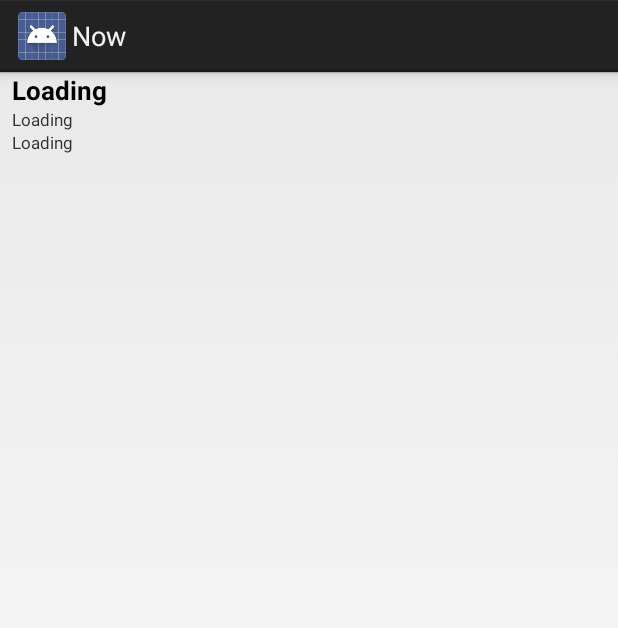
After one commit to austinscchiang/leeway, an Android app: the layout concert_list_item_layout.xml on its own in the app's theme, with its tools: preview values and no code run, on a phone screen of 412 x 824 dp. The commit adds this screen. Shown: the top 628 px of the screen. Run offline under Robolectric (Android 15) with nearby library versions, the phone set to English and light mode, and no system bars.

Commit message:
added concert list

```diff
--- a/app/src/main/AndroidManifest.xml
+++ b/app/src/main/AndroidManifest.xml
@@ -26,6 +26,11 @@
         </activity>
 
         <activity
+            android:name="com.ac.austin.now.PickConcerts"
+            android:label="Concerts and Live Music">
+        </activity>
+
+        <activity
             android:name="com.ac.austin.now.PickHackathons"
             android:label="Hackathons">
         </activity>
--- a/app/src/main/java/com/ac/austin/now/MainActivity.java
+++ b/app/src/main/java/com/ac/austin/now/MainActivity.java
@@ -48,7 +48,7 @@ public class MainActivity extends Activity
                         intent = new Intent(getApplicationContext(), PickMovies.class);
                         break;
                     case 1:
-                        intent = new Intent(getApplicationContext(), PickMovies.class);
+                        intent = new Intent(getApplicationContext(), PickConcerts.class);
                         break;
                     case 2:
                         intent = new Intent(getApplicationContext(), PickMovies.class);
--- /dev/null
+++ b/app/src/main/res/layout/concert_list_item_layout.xml
@@ -0,0 +1,53 @@
+<?xml version="1.0" encoding="utf-8"?>
+
+<RelativeLayout xmlns:android="http://schemas.android.com/apk/res/android"
+    android:orientation="vertical" android:layout_width="match_parent"
+    android:layout_height="match_parent">
+
+    <ImageView
+        android:id="@+id/concert_thumbnail"
+        android:layout_alignParentLeft="true"
+        android:layout_width="wrap_content"
+        android:layout_height="wrap_content"
+        android:layout_marginRight="8dp"
+        android:maxHeight="20dp"
+        />
+    <TextView
+        android:id="@+id/concert_name"
+        android:layout_toRightOf="@+id/concert_thumbnail"
+        android:layout_width="wrap_content"
+        android:layout_height="wrap_content"
+        android:gravity="left"
+        android:textSize="17sp"
+        android:textColor="#000000"
+        android:textStyle="bold"
+        android:text="Loading"
+        android:ellipsize="end"
+        android:singleLine="true">
+    </TextView>
+    <TextView
+        android:id="@+id/concert_time"
+        android:layout_toRightOf="@+id/concert_thumbnail"
+        android:layout_below="@+id/concert_name"
+        android:layout_width="wrap_content"
+        android:layout_height="wrap_content"
+        android:gravity="left"
+        android:textSize="11sp"
+        android:text="Loading"
+        android:singleLine="true">
+    </TextView>
+
+    <TextView
+        android:id="@+id/concert_place"
+        android:layout_toRightOf="@+id/concert_thumbnail"
+        android:layout_below="@+id/concert_time"
+        android:layout_width="wrap_content"
+        android:layout_height="wrap_content"
+        android:gravity="left"
+        android:textSize="11sp"
+        android:text="Loading"
+        android:singleLine="true">
+    </TextView>
+
+
+</RelativeLayout>
```
Also changed, not shown: app/src/main/java/com/ac/austin/now/Concert.java (added, +21 -0 lines), app/src/main/java/com/ac/austin/now/ConcertListAdapter.java (added, +84 -0 lines), app/src/main/java/com/ac/austin/now/PickConcerts.java (renamed from app/src/main/java/com/ac/austin/now/PickHackathons.java, +39 -48 lines), app/src/main/java/yelp/TwoStepOAuth.java (added, +25 -0 lines), app/src/main/java/yelp/YelpAPI.java (added, +177 -0 lines), app/src/main/res/layout/activity_concert.xml (added, +15 -0 lines), app/libs/jcommander-1.35.jar (added), app/libs/json_simple-1.1.jar (added), app/libs/scribe-1.3.5.jar (added), 1 other file.
